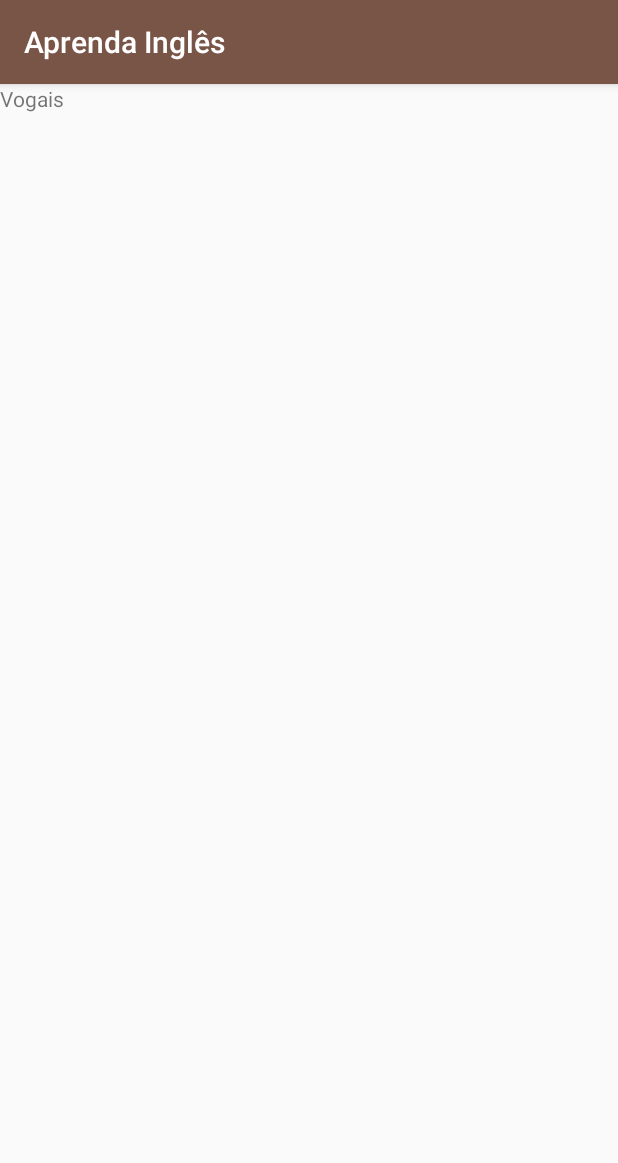
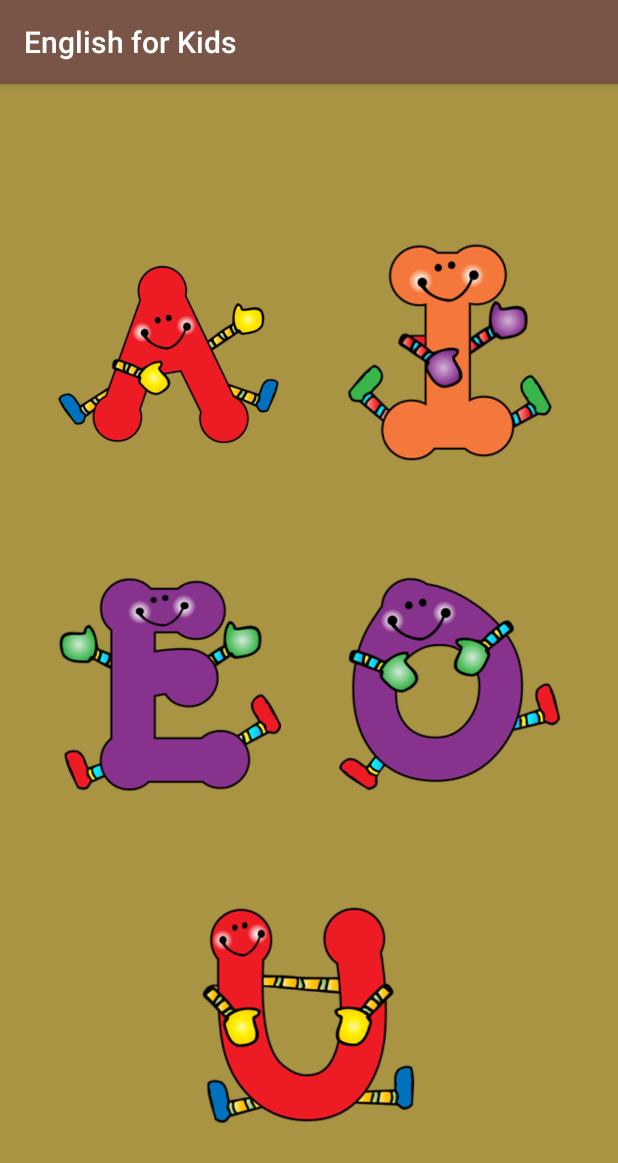
Before and after one commit to rms2307/Aprenda-Ingles, an Android app: the fragment VogaisFragment shown on its own in the app's theme, on a phone screen of 412 x 824 dp. Shown: the top 1163 px of the screen. Run offline under Robolectric (Android 15) with nearby library versions, the phone set to English and light mode, and no system bars.

Commit message:
layout de fragment vogais

```diff
--- a/app/src/main/java/com/rms2307/aprendaingles/fragments/BichosFragment.java
+++ b/app/src/main/java/com/rms2307/aprendaingles/fragments/BichosFragment.java
@@ -14,7 +14,7 @@ import com.rms2307.aprendaingles.R;
 import com.rms2307.aprendaingles.util.ConfigSom;
 
 /**
- * A simple {@link Fragment} subclass.
+ * a simple {@link Fragment} subclass.
  * Use the {@link BichosFragment#newInstance} factory method to
  * create an instance of this fragment.
  */
@@ -42,7 +42,7 @@ public class BichosFragment extends Fragment implements View.OnClickListener {
      *
      * @param param1 Parameter 1.
      * @param param2 Parameter 2.
-     * @return A new instance of fragment BichosFragment.
+     * @return a new instance of fragment BichosFragment.
      */
     // TODO: Rename and change types and number of parameters
     public static BichosFragment newInstance(String param1, String param2) {
--- a/app/src/main/java/com/rms2307/aprendaingles/fragments/NumerosFragment.java
+++ b/app/src/main/java/com/rms2307/aprendaingles/fragments/NumerosFragment.java
@@ -14,7 +14,7 @@ import com.rms2307.aprendaingles.R;
 import com.rms2307.aprendaingles.util.ConfigSom;
 
 /**
- * A simple {@link Fragment} subclass.
+ * a simple {@link Fragment} subclass.
  * Use the {@link NumerosFragment#newInstance} factory method to
  * create an instance of this fragment.
  */
@@ -42,7 +42,7 @@ public class NumerosFragment extends Fragment implements  View.OnClickListener{
      *
      * @param param1 Parameter 1.
      * @param param2 Parameter 2.
-     * @return A new instance of fragment NumerosFragment.
+     * @return a new instance of fragment NumerosFragment.
      */
     // TODO: Rename and change types and number of parameters
     public static NumerosFragment newInstance(String param1, String param2) {
--- a/app/src/main/java/com/rms2307/aprendaingles/fragments/VogaisFragment.java
+++ b/app/src/main/java/com/rms2307/aprendaingles/fragments/VogaisFragment.java
@@ -11,7 +11,7 @@ import android.view.ViewGroup;
 import com.rms2307.aprendaingles.R;
 
 /**
- * A simple {@link Fragment} subclass.
+ * a simple {@link Fragment} subclass.
  * Use the {@link VogaisFragment#newInstance} factory method to
  * create an instance of this fragment.
  */
@@ -36,7 +36,7 @@ public class VogaisFragment extends Fragment {
      *
      * @param param1 Parameter 1.
      * @param param2 Parameter 2.
-     * @return A new instance of fragment VogaisFragment.
+     * @return a new instance of fragment VogaisFragment.
      */
     // TODO: Rename and change types and number of parameters
     public static VogaisFragment newInstance(String param1, String param2) {
--- a/app/src/main/res/layout/fragment_numeros.xml
+++ b/app/src/main/res/layout/fragment_numeros.xml
@@ -86,4 +86,5 @@
         app:layout_constraintHorizontal_bias="0.5"
         app:layout_constraintStart_toStartOf="parent"
         app:layout_constraintTop_toBottomOf="@+id/imageButtonTres" />
+
 </androidx.constraintlayout.widget.ConstraintLayout>
--- a/app/src/main/res/layout/fragment_vogais.xml
+++ b/app/src/main/res/layout/fragment_vogais.xml
@@ -1,14 +1,72 @@
 <?xml version="1.0" encoding="utf-8"?>
-<FrameLayout xmlns:android="http://schemas.android.com/apk/res/android"
+<androidx.constraintlayout.widget.ConstraintLayout xmlns:android="http://schemas.android.com/apk/res/android"
+    xmlns:app="http://schemas.android.com/apk/res-auto"
     xmlns:tools="http://schemas.android.com/tools"
     android:layout_width="match_parent"
     android:layout_height="match_parent"
+    android:background="@color/fundo_vogais"
     tools:context=".fragments.VogaisFragment">
 
-    <!-- TODO: Update blank fragment layout -->
-    <TextView
-        android:layout_width="match_parent"
-        android:layout_height="match_parent"
-        android:text="Vogais" />
+    <ImageButton
+        android:id="@+id/imageButtonA"
+        android:layout_width="150dp"
+        android:layout_height="150dp"
+        android:layout_marginTop="32dp"
+        android:background="@android:color/transparent"
+        android:scaleType="centerInside"
+        android:src="@drawable/a"
+        app:layout_constraintBottom_toTopOf="@+id/imageButton2"
+        app:layout_constraintEnd_toStartOf="@+id/imageButton3"
+        app:layout_constraintHorizontal_bias="0.5"
+        app:layout_constraintStart_toStartOf="parent"
+        app:layout_constraintTop_toTopOf="parent" />
 
-</FrameLayout>
+    <ImageButton
+        android:id="@+id/imageButton2"
+        android:layout_width="150dp"
+        android:layout_height="150dp"
+        android:background="@android:color/transparent"
+        android:scaleType="centerInside"
+        android:src="@drawable/e"
+        app:layout_constraintBottom_toTopOf="@+id/imageButton5"
+        app:layout_constraintEnd_toStartOf="@+id/imageButton4"
+        app:layout_constraintHorizontal_bias="0.5"
+        app:layout_constraintStart_toStartOf="parent"
+        app:layout_constraintTop_toBottomOf="@+id/imageButtonA" />
+
+    <ImageButton
+        android:id="@+id/imageButton3"
+        android:layout_width="150dp"
+        android:layout_height="150dp"
+        android:background="@android:color/transparent"
+        android:scaleType="centerInside"
+        android:src="@drawable/i"
+        app:layout_constraintEnd_toEndOf="parent"
+        app:layout_constraintHorizontal_bias="0.5"
+        app:layout_constraintStart_toEndOf="@+id/imageButtonA"
+        app:layout_constraintTop_toTopOf="@+id/imageButtonA" />
+
+    <ImageButton
+        android:id="@+id/imageButton4"
+        android:layout_width="150dp"
+        android:layout_height="150dp"
+        android:background="@android:color/transparent"
+        android:scaleType="centerInside"
+        android:src="@drawable/o"
+        app:layout_constraintEnd_toEndOf="parent"
+        app:layout_constraintHorizontal_bias="0.5"
+        app:layout_constraintStart_toEndOf="@+id/imageButton2"
+        app:layout_constraintTop_toTopOf="@+id/imageButton2" />
+
+    <ImageButton
+        android:id="@+id/imageButton5"
+        android:layout_width="150dp"
+        android:layout_height="150dp"
+        android:background="@android:color/transparent"
+        android:scaleType="centerInside"
+        android:src="@drawable/u"
+        app:layout_constraintBottom_toBottomOf="parent"
+        app:layout_constraintEnd_toEndOf="parent"
+        app:layout_constraintStart_toStartOf="parent"
+        app:layout_constraintTop_toBottomOf="@+id/imageButton2" />
+</androidx.constraintlayout.widget.ConstraintLayout>
--- a/app/src/main/res/values/colors.xml
+++ b/app/src/main/res/values/colors.xml
@@ -4,4 +4,5 @@
     <color name="colorPrimaryDark">#5D4037</color>
     <color name="colorAccent">#A06451</color>
     <color name="fundo_bichos">#F5E9B9</color>
+    <color name="fundo_vogais">#A89443</color>
 </resources>
--- a/app/src/main/res/values/strings.xml
+++ b/app/src/main/res/values/strings.xml
@@ -1,5 +1,5 @@
 <resources>
-    <string name="app_name">Aprenda Inglês</string>
+    <string name="app_name">English for Kids</string>
     <!-- TODO: Remove or change this placeholder text -->
     <string name="hello_blank_fragment">Hello blank fragment</string>
 </resources>
```
Also changed, not shown: app/src/main/res/drawable/a.png (added), app/src/main/res/drawable/e.png (added), app/src/main/res/drawable/i.png (added), app/src/main/res/drawable/o.png (added), app/src/main/res/drawable/u.png (added).
